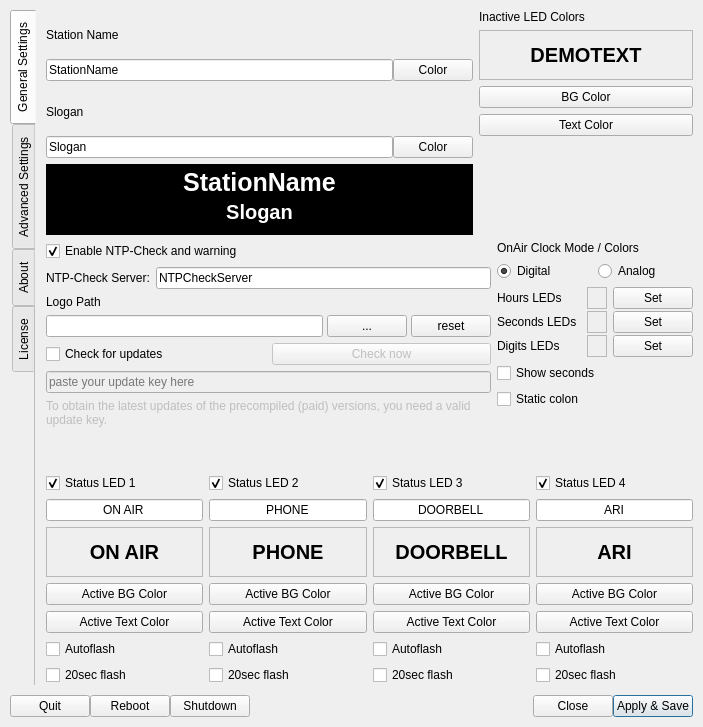
Before: the Qt Designer form settings.ui in saschaludwig/OnAirScreen, drawn with Qt 5.
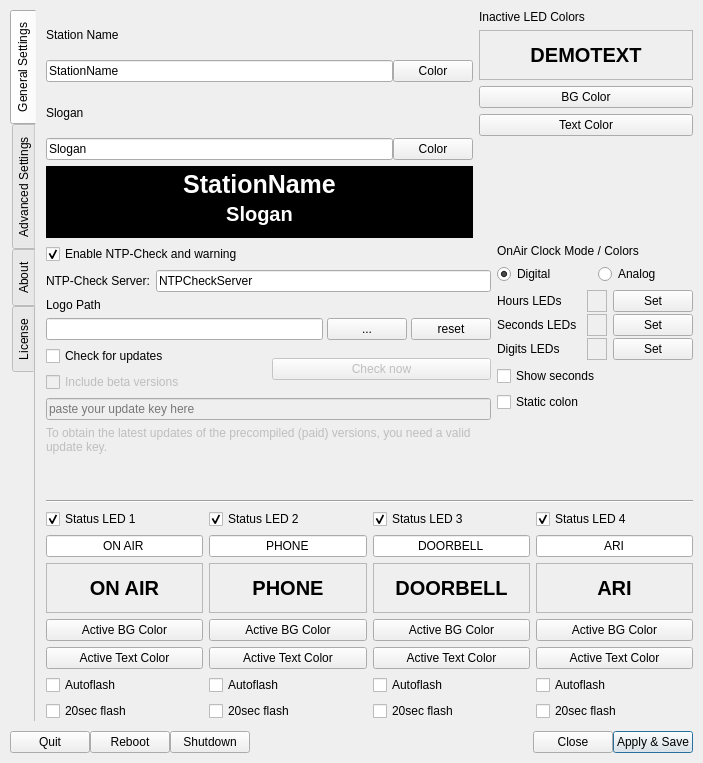
After: the same form once the commit is applied. Icons and pictures are not drawn.

Commit message: um production url, added include beta checkbox

```diff
--- a/settings.ui
+++ b/settings.ui
@@ -7,7 +7,7 @@
     <x>0</x>
     <y>0</y>
     <width>703</width>
-    <height>727</height>
+    <height>763</height>
    </rect>
   </property>
   <property name="minimumSize">
@@ -634,6 +634,8 @@
            <item>
             <layout class="QHBoxLayout" name="horizontalLayout_16">
              <item>
+              <layout class="QVBoxLayout" name="verticalLayout_20">
+               <item>
               <widget class="QCheckBox" name="checkBox_UpdateCheck">
                <property name="text">
                 <string>Check for updates</string>
@@ -644,6 +646,18 @@
               </widget>
              </item>
              <item>
+                <widget class="QCheckBox" name="checkBox_IncludeBetaVersions">
+                 <property name="enabled">
+                  <bool>false</bool>
+                 </property>
+                 <property name="text">
+                  <string>Include beta versions</string>
+                 </property>
+                </widget>
+               </item>
+              </layout>
+             </item>
+             <item>
               <widget class="QPushButton" name="updateCheckNowButton">
                <property name="enabled">
                 <bool>false</bool>
@@ -893,7 +907,7 @@
          </item>
         </layout>
        </item>
-       <item row="2" column="0">
+       <item row="3" column="0">
         <layout class="QHBoxLayout" name="horizontalLayout_5">
          <item>
           <layout class="QVBoxLayout" name="verticalLayout_5">
@@ -1329,6 +1343,13 @@
          </item>
         </layout>
        </item>
+       <item row="2" column="0">
+        <widget class="Line" name="line">
+         <property name="orientation">
+          <enum>Qt::Horizontal</enum>
+         </property>
+        </widget>
+       </item>
       </layout>
      </widget>
      <widget class="QWidget" name="tab_advanced">
```
Left out of the diff: 16 changed lines with no effect on the pictures. Lines whose indentation alone changed are shown as unchanged. The commit also changes 1 other file.
